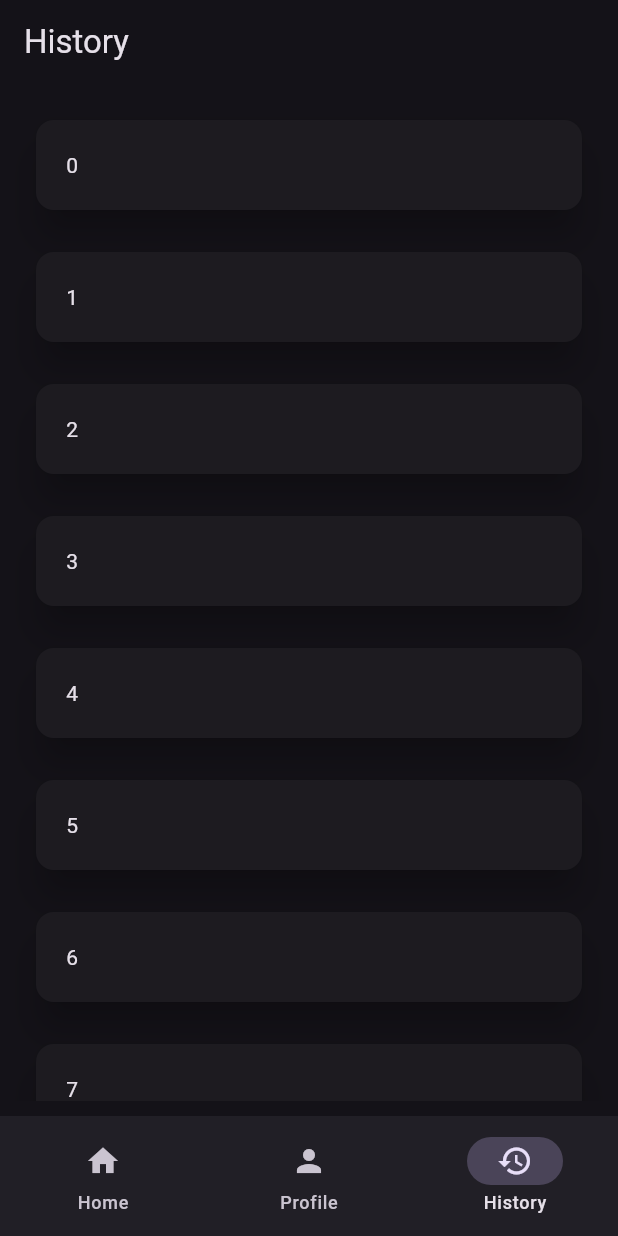
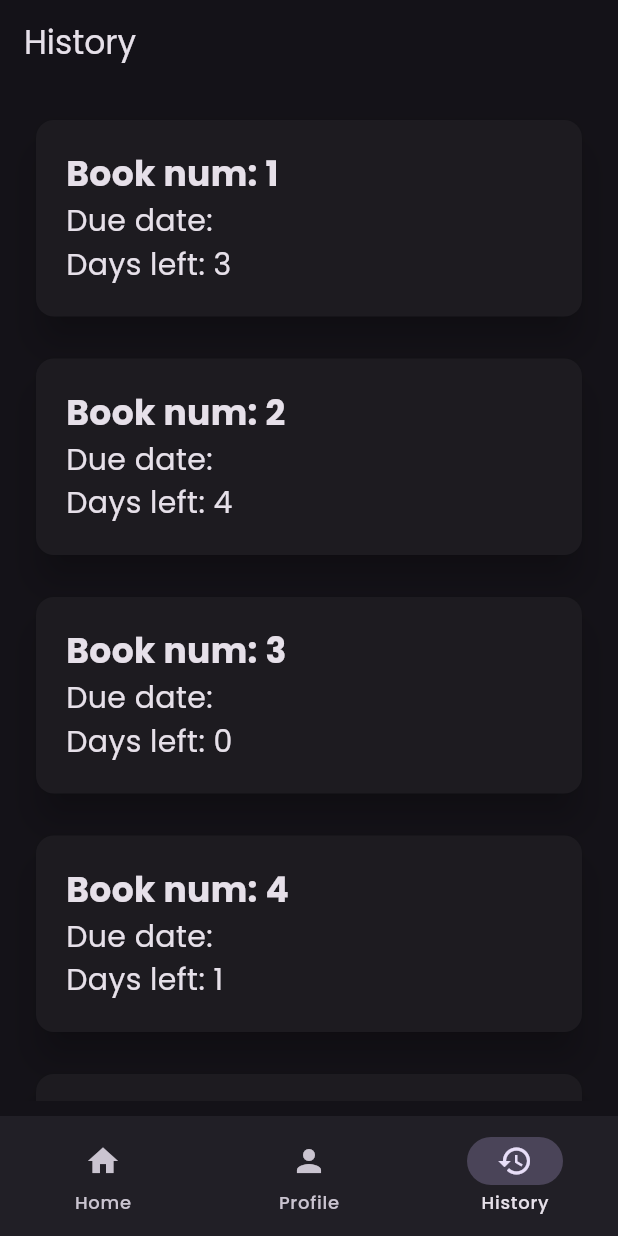
Before and after one commit to codemanbh/LMSMobile, a Flutter app: the screen it shows after launch, item 3 of the bottom bar chosen, on a phone screen of 412 x 824 dp. Run offline on Flutter 3.47's test engine with Material 3 defaults, Android fonts, the phone set to English and light mode, and no system bars; our stand-ins replace flutter_spinkit, google_fonts; network calls fail.

Commit message:
change the font for both light and dark mode

```diff
--- /dev/null
+++ b/lib/context/Theme.dart
@@ -0,0 +1,18 @@
+import 'package:flutter/material.dart';
+import 'package:google_fonts/google_fonts.dart';
+
+ThemeData darkTheme() {
+  return ThemeData.dark().copyWith(
+      textTheme: GoogleFonts.poppinsTextTheme(ThemeData.dark().textTheme));
+}
+
+ThemeData lightTheme() {
+  return ThemeData.light().copyWith(
+      textTheme: GoogleFonts.poppinsTextTheme(ThemeData.light().textTheme));
+}
+
+// var themeVars = {
+//   'themeMode': ThemeMode.dark,
+//   'darkTheme': darkTheme(),
+//   'theme': lightTheme()
+// };
--- a/lib/main.dart
+++ b/lib/main.dart
@@ -1,6 +1,7 @@
 // import 'dart:js';
 
 import 'package:flutter/material.dart';
+import 'package:google_fonts/google_fonts.dart';
 
 // Classes
 // Pages
@@ -9,16 +10,10 @@ import 'package:flutter/material.dart';
 import 'components/CustomAppBar.dart';
 import 'components/Nav.dart';
 import 'components/Pages.dart';
+import 'context/Theme.dart';
 
 void main() {
-  runApp(MaterialApp(
-    // home: const App(),
-    // initialRoute: '/books',
-    debugShowCheckedModeBanner: false,
-    home: App(),
-    routes: routes,
-    theme: ThemeData.dark(),
-  ));
+  runApp(App());
 }
 
 class App extends StatefulWidget {
@@ -31,8 +26,6 @@ class App extends StatefulWidget {
 class _AppState extends State<App> {
   int _pageIndex = 0;
 
-  // final List<Widget> _pages = [Home(), Profile()];
-
   void setPageIndex(int newIndex) {
     setState(() {
       _pageIndex = newIndex;
@@ -41,10 +34,20 @@ class _AppState extends State<App> {
 
   @override
   Widget build(BuildContext context) {
-    return Scaffold(
-      body: pages[_pageIndex],
-      bottomNavigationBar:
-          Nav(pageIndex: _pageIndex, setPageIndex: setPageIndex),
-    );
+    Widget _buildAppScaffold() {
+      return Scaffold(
+        body: pages[_pageIndex],
+        bottomNavigationBar:
+            Nav(pageIndex: _pageIndex, setPageIndex: setPageIndex),
+      );
+    }
+
+    return MaterialApp(
+        debugShowCheckedModeBanner: false,
+        home: _buildAppScaffold(),
+        routes: routes,
+        themeMode: ThemeMode.dark,
+        darkTheme: darkTheme(),
+        theme: lightTheme());
   }
 }
--- a/lib/pages/HistoryPage.dart
+++ b/lib/pages/HistoryPage.dart
@@ -20,7 +20,25 @@ class _HistoryPageState extends State<HistoryPage> {
               child: Card(
                 elevation: 10,
                 child: Container(
-                    padding: EdgeInsets.all(20), child: Text(i.toString())),
+                    padding: EdgeInsets.all(20),
+                    child: Column(
+                      crossAxisAlignment: CrossAxisAlignment.start,
+                      children: [
+                        Text(
+                          "Book num: " + (i + 1).toString(),
+                          style: TextStyle(
+                              fontSize: 23, fontWeight: FontWeight.bold),
+                        ),
+                        Text(
+                          "Due date: ",
+                          style: TextStyle(fontSize: 20),
+                        ),
+                        Text(
+                          "Days left: " + ((i + 3) % 5).toString(),
+                          style: TextStyle(fontSize: 20),
+                        ),
+                      ],
+                    )),
               ),
             ));
     return Scaffold(
--- a/lib/pages/ProfilePage.dart
+++ b/lib/pages/ProfilePage.dart
@@ -1,5 +1,6 @@
 import 'package:flutter/material.dart';
 import '../components/Nav.dart';
+import 'package:google_fonts/google_fonts.dart';
 
 class Profile extends StatefulWidget {
   const Profile({super.key});
@@ -14,7 +15,7 @@ class _ProfileState extends State<Profile> {
   }
 
   TextStyle valueStyle() {
-    return const TextStyle(fontSize: 21, fontWeight: FontWeight.normal);
+    return TextStyle(fontSize: 21, fontWeight: FontWeight.normal);
   }
 
   Future<void> _handleRefresh() async {
--- a/pubspec.yaml
+++ b/pubspec.yaml
@@ -35,6 +35,7 @@ dependencies:
   dio: ^5.4.3
   provider:
   flutter_spinkit: ^5.2.1
+  google_fonts: ^6.2.0
 
   # The following adds the Cupertino Icons font to your application.
   # Use with the CupertinoIcons class for iOS style icons.
```
Also changed, not shown: lib/pages/LoginPage.dart (+10 -57 lines), pubspec.lock, 1 other file.
